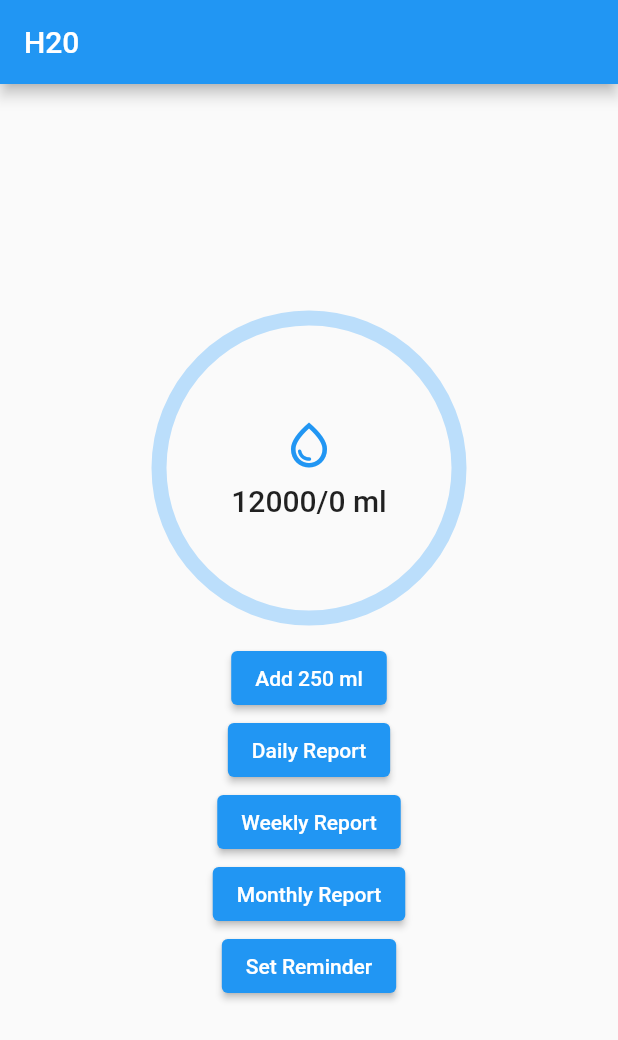
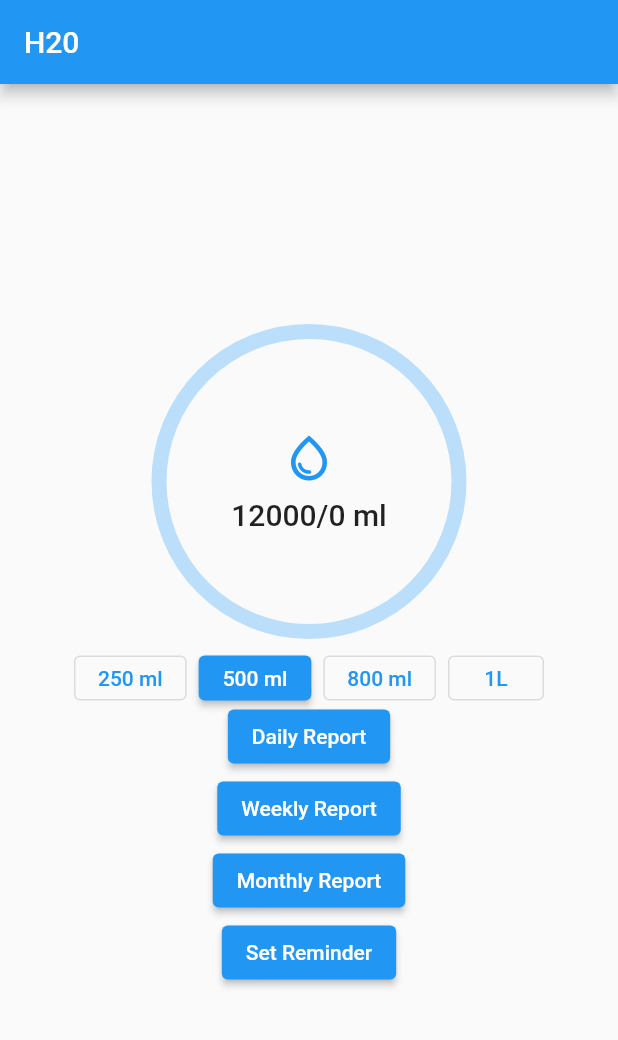
Before and after one commit to RafatMeraz/ostad-practice-projects, a Flutter app: the screen it shows after launch, on a phone screen of 412 x 824 dp. Shown: the top 1040 px of the screen. Run offline on Flutter 3.47's test engine with Material 2 defaults, Android fonts, the phone set to English and light mode, and no system bars; our stand-ins replace fluttertoast.

Commit message:
[h2o] : scroller button list for add water consume has been added

```diff
--- a/h20/lib/presentation/screens/home_screen.dart
+++ b/h20/lib/presentation/screens/home_screen.dart
@@ -1,6 +1,7 @@
 import 'package:flutter/material.dart';
 import 'package:h20/presentation/screens/reminder_screen.dart';
 import 'package:h20/presentation/screens/weekly_report_screen.dart';
+import 'package:h20/presentation/widgets/scroller_button_list.dart';
 import 'package:provider/provider.dart';
 import 'package:h20/data/models/water_tracker.dart';
 
@@ -60,14 +61,15 @@ class HomeScreen extends StatelessWidget {
               },
             ),
             const SizedBox(height: 16),
-
-            ElevatedButton(
-              onPressed: () {
-                // Increment water intake
-                Provider.of<WaterTracker>(context, listen: false)
-                    .incrementWaterIntake(250);
-              },
-              child: const Text('Add 250 ml'),
+            ScrollerButtonList(
+              scrollDirection: Axis.horizontal,
+              selectedIndex: 1,
+              items: [
+                ScrollerButtonItem('250 ml', 250),
+                ScrollerButtonItem('500 ml', 500),
+                ScrollerButtonItem('800 ml', 800),
+                ScrollerButtonItem('1L', 1000),
+              ],
             ),
             ElevatedButton(
               onPressed: () {
--- /dev/null
+++ b/h20/lib/presentation/widgets/scroller_button_list.dart
@@ -0,0 +1,77 @@
+import 'package:flutter/material.dart';
+import 'package:h20/data/models/water_tracker.dart';
+import 'package:provider/provider.dart';
+
+class ScrollerButtonItem {
+  final String title;
+  final int value;
+
+  ScrollerButtonItem(this.title, this.value);
+}
+
+class ScrollerButtonList extends StatefulWidget {
+  const ScrollerButtonList(
+      {super.key,
+      required this.items,
+      this.scrollDirection,
+      this.selectedIndex});
+
+  final List<ScrollerButtonItem> items;
+  final Axis? scrollDirection;
+  final int? selectedIndex;
+
+  @override
+  State<ScrollerButtonList> createState() => _ScrollerButtonListState();
+}
+
+class _ScrollerButtonListState extends State<ScrollerButtonList> {
+  late int selectItemIndex;
+
+  @override
+  void initState() {
+    super.initState();
+    if (widget.items.isNotEmpty) {
+      selectItemIndex = widget.selectedIndex ?? 0;
+    }
+  }
+
+  @override
+  Widget build(BuildContext context) {
+    return SizedBox(
+      height: 30,
+      child: ListView.separated(
+        primary: false,
+        shrinkWrap: true,
+        itemCount: widget.items.length,
+        scrollDirection: widget.scrollDirection ?? Axis.horizontal,
+        itemBuilder: (context, index) {
+          return selectItemIndex == index
+              ? ElevatedButton(
+                  onPressed: () {
+                    // Increment water intake
+                    Provider.of<WaterTracker>(context, listen: false)
+                        .incrementWaterIntake(
+                            widget.items.elementAt(index).value);
+                  },
+                  child: Text(widget.items[index].title),
+                )
+              : OutlinedButton(
+                  onPressed: () {
+                    selectItemIndex = index;
+                    if (mounted) {
+                      setState(() {});
+                    }
+                  },
+                  child: Text(widget.items[index].title),
+                );
+        },
+        separatorBuilder: (_, __) {
+          return const SizedBox(
+            width: 8,
+            height: 8,
+          );
+        },
+      ),
+    );
+  }
+}
```
